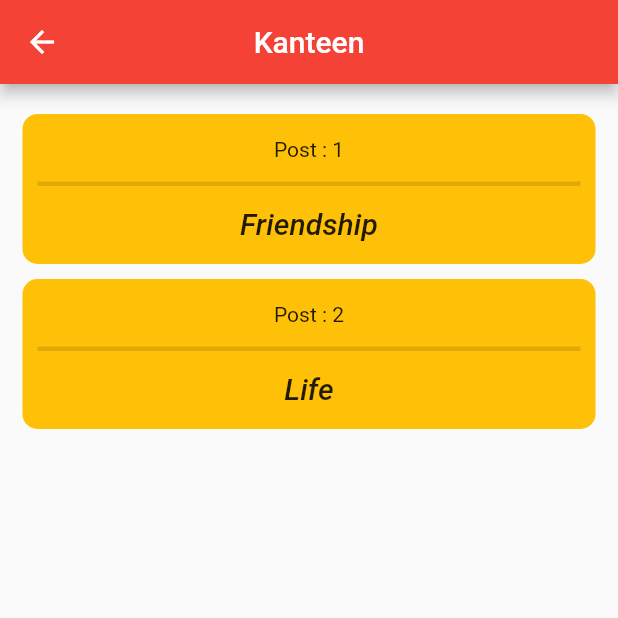
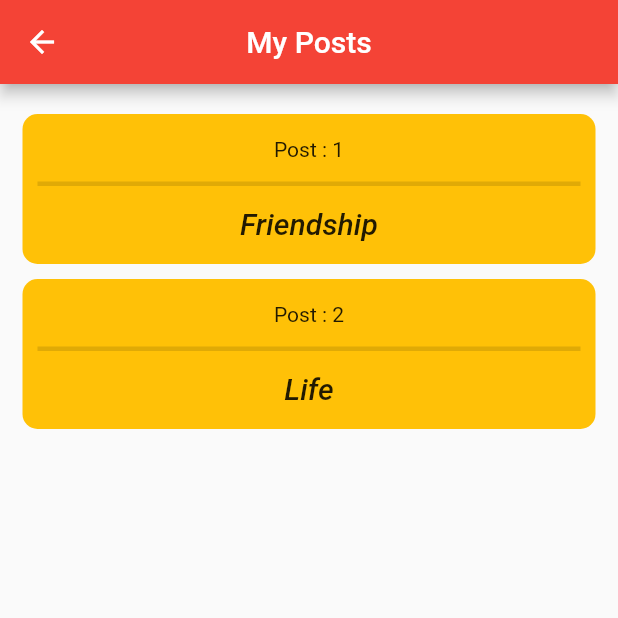
Before and after one commit to DEV270201/PostBanao, a Flutter app: the screen it shows after launch, after a tap on "Explore!", on a phone screen of 412 x 824 dp, the top half of it. Run offline on Flutter 3.47's test engine with Material 2 defaults, Android fonts, the phone set to English and light mode, and no system bars; drawn by our look-alikes of bottom_navy_bar.

Commit message:
added router file and modified other files

```diff
--- /dev/null
+++ b/lib/extra/router.dart
@@ -0,0 +1,34 @@
+import 'package:flutter/cupertino.dart';
+import 'package:flutter/material.dart';
+import 'package:my_navigation/extra/welcome.dart';
+import 'package:my_navigation/models/post.dart';
+import 'package:my_navigation/pages/post_details.dart';
+import 'package:my_navigation/routes/About.dart';
+import 'package:my_navigation/routes/Contact.dart';
+import 'package:my_navigation/routes/Home.dart';
+
+class MyRoutes{
+  //we will return the dynamic routes based on user input
+  static Route<dynamic> generateRoute(RouteSettings settings){
+    switch(settings.name){
+      case "/":
+        return MaterialPageRoute(builder: (_)=> Welcome());
+      case "/home":
+        return MaterialPageRoute(builder : (_)=> Home());
+      case "/home/posts":
+        //getting the data that passed from the home route
+        var data = settings.arguments as Post; //specified the type of the data that is being received
+        return MaterialPageRoute(builder : (_)=> PostDetails(data));
+      case "/contact":
+        return MaterialPageRoute(builder: (_)=> Contact());
+      case "/about":
+        return MaterialPageRoute(builder: (_)=> About());
+      default:
+        return MaterialPageRoute(
+            builder: (_) => Scaffold(
+              body: Center(
+                  child: Text('No route defined for ${settings.name}')),
+            ));
+    }
+    }
+  }
--- a/lib/extra/welcome.dart
+++ b/lib/extra/welcome.dart
@@ -20,7 +20,7 @@ class Welcome extends StatelessWidget {
           crossAxisAlignment: CrossAxisAlignment.center,
           children: <Widget>[
             Text(
-              "Welcome To Your Kanteeen!!",
+              "Welcome To PostsBanao!!",
               style: TextStyle(
                 color:Colors.black,
                 fontSize: 23.0,
--- a/lib/main.dart
+++ b/lib/main.dart
@@ -1,20 +1,22 @@
 import 'package:flutter/material.dart';
-import 'extra/welcome.dart';
-import 'Routes/Home.dart';
-import 'Routes/Contact.dart';
-import 'Routes/About.dart';
+// import 'extra/welcome.dart';
+// import 'Routes/Home.dart';
+// import 'Routes/Contact.dart';
+// import 'Routes/About.dart';
+import 'extra/router.dart';
 
 void main(){
   runApp(
     MaterialApp(
       debugShowCheckedModeBanner: false,
       initialRoute: '/',
-      routes : {
-        "/" : (context)=> Welcome(),
-        "/home" : (context)=> Home(),
-        "/contact" : (context)=> Contact(),
-        "/about" : (context)=> About()
-      }
+      onGenerateRoute: MyRoutes.generateRoute,
+      // routes : {
+      //   "/" : (context)=> Welcome(),
+      //   "/home" : (context)=> Home(),
+      //   "/contact" : (context)=> Contact(),
+      //   "/about" : (context)=> About()
+      // }
     )
   );
 }
--- a/lib/routes/Home.dart
+++ b/lib/routes/Home.dart
@@ -5,8 +5,9 @@ import 'package:my_navigation/models/post.dart';
 class Home extends StatelessWidget {
   // const Home({Key? key}) : super(key: key);
 
+  //created a list of posts
   final List<Post> p = [
-     Post(title: "Friendship",desc:"Across individuals of all ages, friendships form, evolve, and sometimes dissolve over time. The length and duration of the various phases of a friendship vary across individuals and circumstances.The formation phase of a friendship is the transition from strangers to acquaintances to friends. During this phase individuals engage in interactions to get to know each other and to forge the affective bond that characterizes a friendship.",id:1),
+     Post(title: "Friendship",desc:"Across individuals of all ages, friendships form, evolve, and sometimes dissolve over time. The length and duration of the various phases of a friendship vary across individuals and circumstances.The formation phase of a friendship is the transition from strangers to acquaintances to friends. During this phase individuals engage in interactions to get to know each other and to forge the affective bond that characterizes a friendship.Although there are many forms of friendship, some of which may vary from place to place, certain characteristics are present in many types of such bonds. Such characteristics include choosing to be with one another, enjoying time spent together, and being able to engage in a positive and supportive role to one another.",id:1),
      Post(title: "Life", desc: "Life is a characteristic that distinguishes physical entities that have biological processes, such as signaling and self-sustaining processes, from those that do not, either because such functions have ceased (they have died), or because they never had such functions and are classified as inanimate.",id:2),
   ];
 
@@ -14,7 +15,7 @@ class Home extends StatelessWidget {
   Widget build(BuildContext context) {
     return Scaffold(
       appBar: AppBar(
-        title: Text("Kanteen"),
+        title: Text("My Posts"),
         backgroundColor: Colors.red,
         centerTitle: true,
       ),
@@ -35,20 +36,25 @@ class Home extends StatelessWidget {
           )
         ),
       ),
+      //reusing the navigation bar
       bottomNavigationBar: BottomNavbar(0),
     );
   }
 }
 
+//it will return the design of the post
 class PostDesign extends StatelessWidget {
   final Post pst;
   PostDesign(this.pst);
 
   @override
   Widget build(BuildContext context) {
+    //gesture detector is used to detect a tap on the container.
     return GestureDetector(
       onTap: (){
         print("container");
+        //pushing the route into the stack along with the data
+        Navigator.pushNamed(context, "/home/posts", arguments: pst);
       },
       child: Container(
         height: 100.0,
```
Also changed, not shown: lib/pages/post_details.dart (+32 -8 lines).
